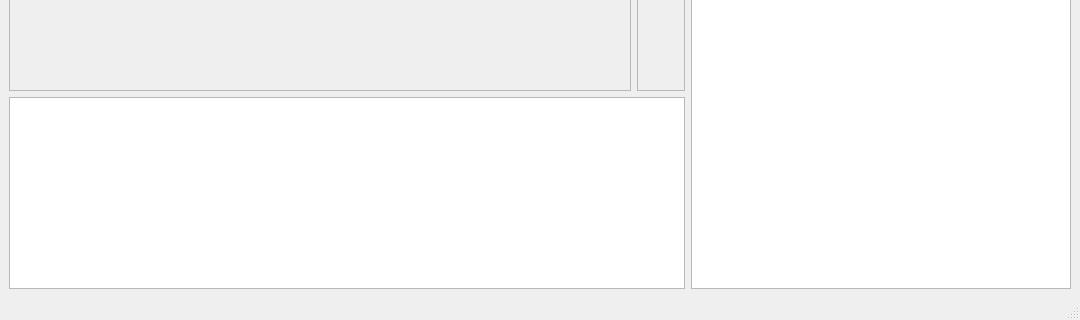
Old version of the form src/ui/mainwindow.ui in the repository previoip/py-DICOMViewer; both pictures show x 0 to 1080 and y 400 to 720 of the 1080 by 720 pixel window.
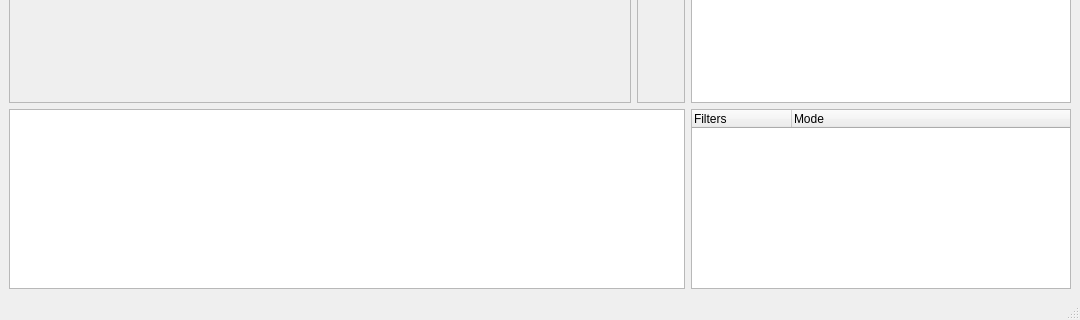
New version of the form.

Commit message: restructure, updated image filter widget placehodler

What changed in the file:
```diff
--- a/src/ui/mainwindow.ui
+++ b/src/ui/mainwindow.ui
@@ -39,6 +39,41 @@
     </sizepolicy>
    </property>
    <layout class="QGridLayout" name="gridLayout">
+    <item row="1" column="1" colspan="4">
+     <widget class="QTreeView" name="treeViewDicomRecords">
+      <property name="sizePolicy">
+       <sizepolicy hsizetype="Expanding" vsizetype="Maximum">
+        <horstretch>0</horstretch>
+        <verstretch>0</verstretch>
+       </sizepolicy>
+      </property>
+      <property name="minimumSize">
+       <size>
+        <width>0</width>
+        <height>180</height>
+       </size>
+      </property>
+      <property name="maximumSize">
+       <size>
+        <width>16777215</width>
+        <height>180</height>
+       </size>
+      </property>
+      <attribute name="headerVisible">
+       <bool>false</bool>
+      </attribute>
+     </widget>
+    </item>
+    <item row="0" column="1" colspan="3">
+     <widget class="QFrame" name="mplFrame">
+      <property name="frameShape">
+       <enum>QFrame::StyledPanel</enum>
+      </property>
+      <property name="frameShadow">
+       <enum>QFrame::Raised</enum>
+      </property>
+     </widget>
+    </item>
     <item row="0" column="4">
      <widget class="QFrame" name="toolbarFrame">
       <property name="sizePolicy">
@@ -67,8 +102,8 @@
       </property>
      </widget>
     </item>
-    <item row="0" column="5" rowspan="2">
-     <widget class="QTableWidget" name="tableWidget">
+    <item row="0" column="5">
+     <widget class="QTableWidget" name="tableDicomProps">
       <property name="sizePolicy">
        <sizepolicy hsizetype="Maximum" vsizetype="Expanding">
         <horstretch>0</horstretch>
@@ -81,6 +116,12 @@
         <height>0</height>
        </size>
       </property>
+      <property name="maximumSize">
+       <size>
+        <width>380</width>
+        <height>16777215</height>
+       </size>
+      </property>
       <property name="font">
        <font>
         <pointsize>8</pointsize>
@@ -128,33 +169,48 @@
       </column>
      </widget>
     </item>
-    <item row="0" column="1" colspan="3">
-     <widget class="QFrame" name="frame">
-      <property name="frameShape">
-       <enum>QFrame::StyledPanel</enum>
-      </property>
-      <property name="frameShadow">
-       <enum>QFrame::Raised</enum>
-      </property>
-     </widget>
-    </item>
-    <item row="1" column="1" colspan="4">
-     <widget class="QTreeView" name="treeView">
+    <item row="1" column="5">
+     <widget class="QTreeWidget" name="DicomImageFilterTree">
       <property name="sizePolicy">
-       <sizepolicy hsizetype="Expanding" vsizetype="Maximum">
+       <sizepolicy hsizetype="MinimumExpanding" vsizetype="MinimumExpanding">
         <horstretch>0</horstretch>
         <verstretch>0</verstretch>
        </sizepolicy>
       </property>
-      <property name="minimumSize">
+      <property name="maximumSize">
        <size>
-        <width>0</width>
+        <width>380</width>
         <height>180</height>
        </size>
       </property>
-      <attribute name="headerVisible">
+      <property name="dragDropOverwriteMode">
        <bool>false</bool>
-      </attribute>
+      </property>
+      <property name="dragDropMode">
+       <enum>QAbstractItemView::InternalMove</enum>
+      </property>
+      <property name="selectionBehavior">
+       <enum>QAbstractItemView::SelectItems</enum>
+      </property>
+      <property name="verticalScrollMode">
+       <enum>QAbstractItemView::ScrollPerPixel</enum>
+      </property>
+      <property name="indentation">
+       <number>10</number>
+      </property>
+      <property name="wordWrap">
+       <bool>true</bool>
+      </property>
+      <column>
+       <property name="text">
+        <string>Filters</string>
+       </property>
+      </column>
+      <column>
+       <property name="text">
+        <string>Mode</string>
+       </property>
+      </column>
      </widget>
     </item>
    </layout>
```
Left out of the diff: 4 changed lines with no effect on the pictures. The commit also changes 6 other files.
